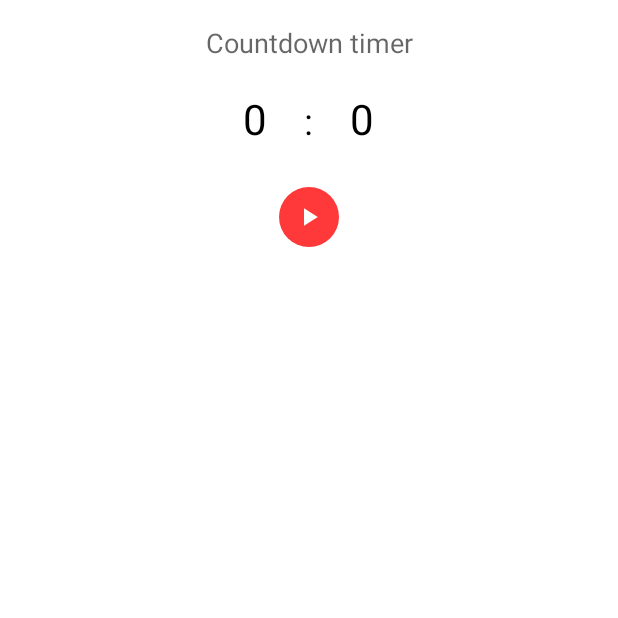
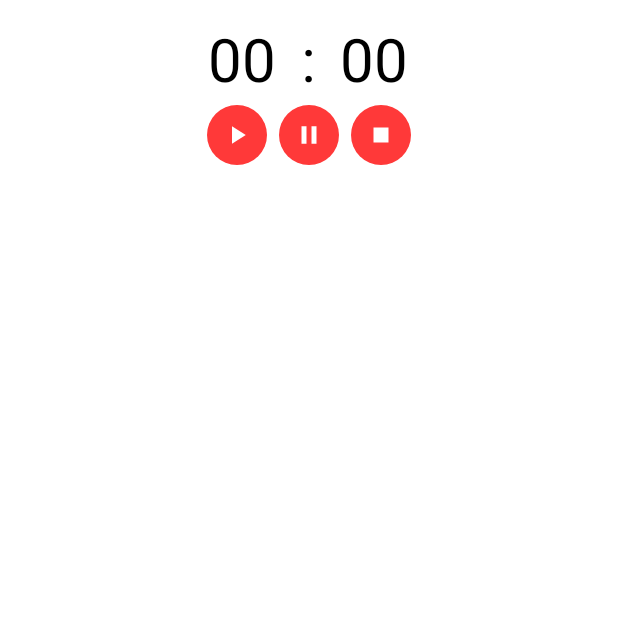
Before and after one commit to TMichaelan/mobile-applications-put, an Android app: the fragment TimerFragment placed in its activity, on a phone screen of 412 x 824 dp, the top half of it. Run offline under Robolectric (Android 15) with nearby library versions, the phone set to English and light mode, and no system bars; 1 statement that could not run was skipped.

Commit message:
timer refactor

```diff
--- a/app/src/main/java/com/example/cookbook/TimerFragment.kt
+++ b/app/src/main/java/com/example/cookbook/TimerFragment.kt
@@ -120,9 +120,15 @@ class TimerFragment : Fragment() {
     private fun refreshUIStates() {
         secondsView.isEnabled = !running && seconds == 0
         minutesView.isEnabled = !running && seconds == 0
+
         startButton.visibility = if (!running || (!running && seconds > 0)) View.VISIBLE else View.GONE
-        pauseButton.visibility = if (running) View.VISIBLE else View.GONE
-        stopButton.visibility = if (seconds > 0) View.VISIBLE else View.GONE
+
+//        pauseButton.visibility = if (running) View.VISIBLE else View.GONE
+//        stopButton.visibility = if (seconds > 0) View.VISIBLE else View.GONE
+
+        pauseButton.visibility = View.VISIBLE
+        stopButton.visibility =  View.VISIBLE
+
     }
 
     private fun runTimer() {
--- a/app/src/main/res/layout/fragment_timer.xml
+++ b/app/src/main/res/layout/fragment_timer.xml
@@ -10,49 +10,41 @@
     android:layout_marginVertical="?attr/listPreferredItemPaddingStart"
     >
 
-    <TextView
-        android:layout_width="match_parent"
-        android:layout_height="wrap_content"
-        android:textAlignment="center"
-        android:textAppearance="@style/TextAppearance.AppCompat.Medium"
-        android:text="@string/timer"
-        />
-
     <LinearLayout
         android:layout_width="match_parent"
         android:layout_height="wrap_content"
         android:gravity="center_horizontal"
-        android:orientation="horizontal"
-        android:layout_marginVertical="?attr/listPreferredItemPaddingStart">
+        android:orientation="horizontal">
 
         <EditText
-            android:layout_width="wrap_content"
-            android:layout_height="48dp"
             android:id="@+id/timer_minutes"
+            style="@style/Widget.Material3.MaterialTimePicker.Display.TextInputEditText"
+            android:layout_width="78dp"
+            android:layout_height="50dp"
             android:inputType="time"
-            android:text="0"
-            style="@style/Widget.Material3.MaterialTimePicker.Display.TextInputEditText"
+            android:minWidth="50dp"
+            android:text="00"
+
             android:textAlignment="center"
-            android:textSize="28sp"
-            android:minWidth="32dp"/>
+            android:textSize="40sp" />
 
         <TextView
             android:layout_width="wrap_content"
             android:layout_height="wrap_content"
-            android:textSize="24sp"
+            android:textSize="40sp"
             style="@style/Widget.Material3.MaterialTimePicker.Display.Divider"
             android:text=":"/>
 
         <EditText
             android:id="@+id/timer_seconds"
             style="@style/Widget.Material3.MaterialTimePicker.Display.TextInputEditText"
-            android:layout_width="wrap_content"
+            android:layout_width="78dp"
             android:layout_height="match_parent"
             android:inputType="number"
-            android:minWidth="64dp"
-            android:text="0"
+            android:minWidth="50dp"
+            android:text="00"
             android:textAlignment="center"
-            android:textSize="28sp" />
+            android:textSize="40sp" />
 
     </LinearLayout>
 
@@ -63,11 +55,13 @@
         android:gravity="center_horizontal">
 
         <Button
+            android:id="@+id/start_timer_button"
+            style="@style/Widget.Material3.Button.IconButton.Filled"
+
             android:layout_width="wrap_content"
             android:layout_height="wrap_content"
             app:icon="@drawable/baseline_play_arrow_24"
-            style="@style/Widget.Material3.Button.IconButton.Filled"
-            android:id="@+id/start_timer_button"/>
+            />
 
         <Button
             android:layout_width="wrap_content"
```
